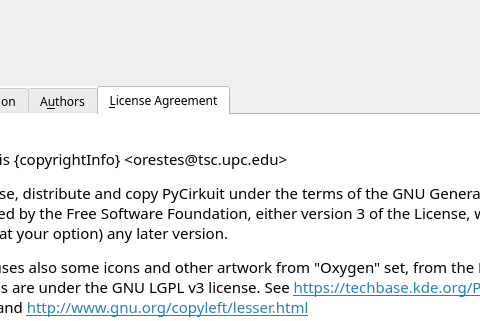
Above: pycirkuit/ui/aboutdialog.ui from orestesmas/pycirkuit before the change; both pictures show x 110 to 590 and y 0 to 321 of the 750 by 680 pixel window. Below: the same form after it.
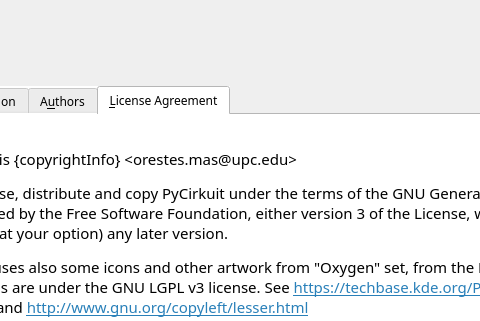
That is the form after the change. The open tabs and pages were chosen to show the change. Icons and pictures are not drawn.

```diff
--- a/pycirkuit/ui/aboutdialog.ui
+++ b/pycirkuit/ui/aboutdialog.ui
@@ -282,7 +282,7 @@
 &lt;html&gt;&lt;head&gt;&lt;meta name=&quot;qrichtext&quot; content=&quot;1&quot; /&gt;&lt;style type=&quot;text/css&quot;&gt;
 p, li { white-space: pre-wrap; }
 &lt;/style&gt;&lt;/head&gt;&lt;body style=&quot; font-family:'Sans Serif'; font-size:12pt; font-weight:400; font-style:normal;&quot;&gt;
-&lt;p style=&quot; margin-top:12px; margin-bottom:12px; margin-left:0px; margin-right:0px; -qt-block-indent:0; text-indent:0px;&quot;&gt;&lt;span style=&quot; font-size:11pt; font-weight:600;&quot;&gt;PyCirkuit&lt;/span&gt;&lt;span style=&quot; font-size:11pt;&quot;&gt; is {copyrightInfo} &amp;lt;orestes@tsc.upc.edu&amp;gt;&lt;/span&gt;&lt;/p&gt;
+&lt;p style=&quot; margin-top:12px; margin-bottom:12px; margin-left:0px; margin-right:0px; -qt-block-indent:0; text-indent:0px;&quot;&gt;&lt;span style=&quot; font-size:11pt; font-weight:600;&quot;&gt;PyCirkuit&lt;/span&gt;&lt;span style=&quot; font-size:11pt;&quot;&gt; is {copyrightInfo} &amp;lt;orestes.mas@upc.edu&amp;gt;&lt;/span&gt;&lt;/p&gt;
 &lt;p style=&quot; margin-top:12px; margin-bottom:12px; margin-left:0px; margin-right:0px; -qt-block-indent:0; text-indent:0px;&quot;&gt;&lt;span style=&quot; font-size:11pt;&quot;&gt;You may use, distribute and copy PyCirkuit under the terms of the GNU General Public License as published by the Free Software Foundation, either version 3 of the License, which is shown below, or (at your option) any later version.&lt;/span&gt;&lt;/p&gt;
 &lt;p style=&quot; margin-top:12px; margin-bottom:12px; margin-left:0px; margin-right:0px; -qt-block-indent:0; text-indent:0px;&quot;&gt;&lt;span style=&quot; font-size:11pt;&quot;&gt;PyCirkuit uses also some icons and other artwork from &amp;quot;Oxygen&amp;quot; set, from the KDE project. These icons are under the GNU LGPL v3 license. See &lt;/span&gt;&lt;a href=&quot;https://techbase.kde.org/Projects/Oxygen/Licensing&quot;&gt;&lt;span style=&quot; font-size:11pt; text-decoration: underline; color:#2980b9;&quot;&gt;https://techbase.kde.org/Projects/Oxygen/Licensing&lt;/span&gt;&lt;/a&gt;&lt;span style=&quot; font-size:11pt;&quot;&gt; and &lt;/span&gt;&lt;a href=&quot;http://www.gnu.org/copyleft/lesser.html&quot;&gt;&lt;span style=&quot; font-size:11pt; text-decoration: underline; color:#2980b9;&quot;&gt;http://www.gnu.org/copyleft/lesser.html&lt;/span&gt;&lt;/a&gt;&lt;/p&gt;&lt;/body&gt;&lt;/html&gt;</string>
          </property>
```
